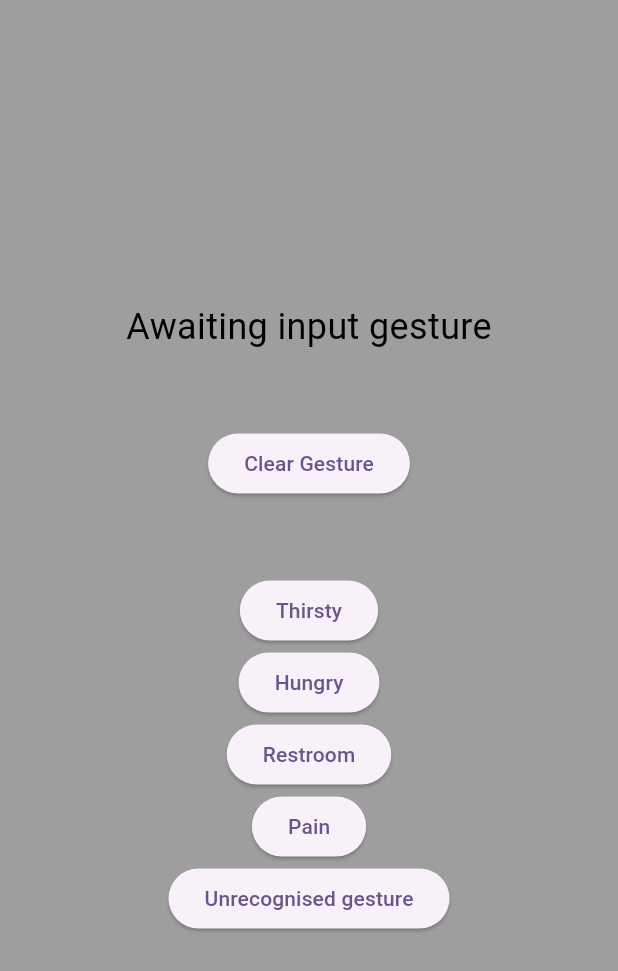
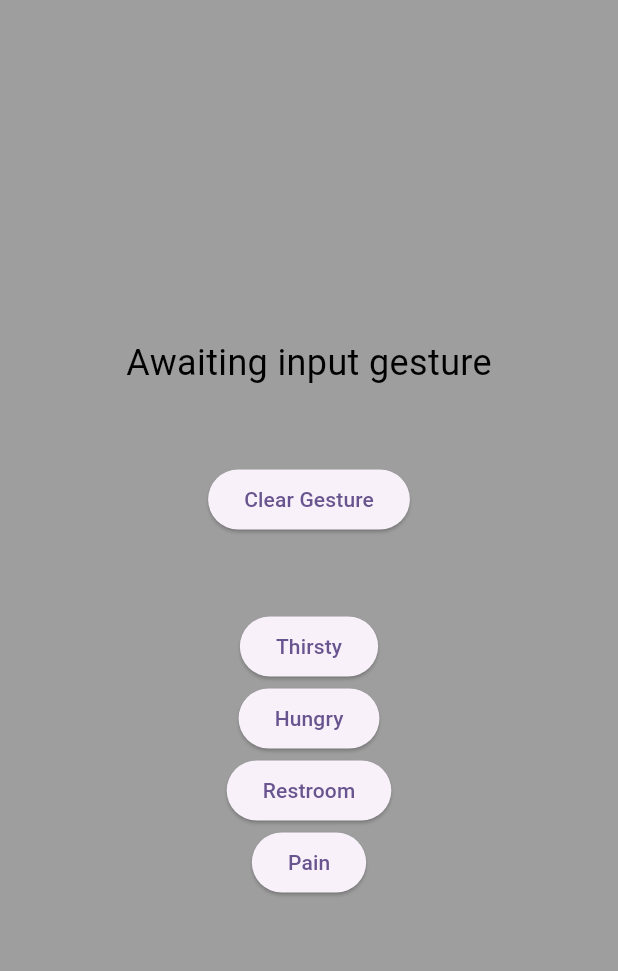
Before and after one commit to alexparker01/Gesture_Recognition_Fork, a Flutter app: the screen it shows after launch, after a tap on "Clear Gesture", on a phone screen of 412 x 824 dp. Shown: the top 971 px of the screen. Run offline on Flutter 3.47's test engine with Material 3 defaults, Android fonts, the phone set to English and light mode, and no system bars; our stand-ins replace audioplayers; missing offline and left inert: flutter_reactive_ble; statements that could not run were skipped.

Commit message:
Changed to accept String data and uses that for the gesture displayed

```diff
--- a/lib/main.dart
+++ b/lib/main.dart
@@ -32,7 +32,7 @@ class GestureControlledOutputApp extends StatefulWidget {
 }
 
 class _GestureControlledOutputAppState extends State<GestureControlledOutputApp> {
-  int _inputValue = 0; //This is the int that will be fed by the Arduino based on gesture
+  var _inputVar = "empty"; //This is the variable that will be fed by the Arduino based on gesture
   final _audioPlayer = AudioPlayer(); //This is the audio player for the alert sounds
   final _ble = FlutterReactiveBle(); //This is the BLE connection to the Arduino
 
@@ -41,7 +41,6 @@ class _GestureControlledOutputAppState extends State<GestureControlledOutputApp>
   StreamSubscription<List<int>>? _notifySub;
 
   var _found = false;
-  var _value = '';
 
   @override
   initState() {
@@ -58,11 +57,12 @@ class _GestureControlledOutputAppState extends State<GestureControlledOutputApp>
   }
 
   void _onScanUpdate(DiscoveredDevice d) {
-    if (d.name == 'BLE-TEMP' && !_found) {  // NEED TO RENAME THIS TO THE NAME OF THE ARDUINO
+    if (d.name == 'Nano33BLE' && !_found) {  // NEED TO RENAME THIS TO THE NAME OF THE ARDUINO
       _found = true;
       _connectSub = _ble.connectToDevice(id: d.id).listen((update) {
         if (update.connectionState == DeviceConnectionState.connected) {
           _onConnected(d.id);
+          print("CONNECTED TO A DEVICE");
         }
       });
     }
@@ -71,26 +71,28 @@ class _GestureControlledOutputAppState extends State<GestureControlledOutputApp>
   void _onConnected(String deviceId) {
     final characteristic = QualifiedCharacteristic(
         deviceId: deviceId,
-        serviceId: Uuid.parse('00000000-5EC4-4083-81CD-A10B8D5CF6EC'),
-        characteristicId: Uuid.parse('00000001-5EC4-4083-81CD-A10B8D5CF6EC'));
+        serviceId: Uuid.parse('19B10000-E8F2-537E-4F6C-D104768A1214'),
+        characteristicId: Uuid.parse('19B10001-E8F2-537E-4F6C-D104768A1214'));
 
     _notifySub = _ble.subscribeToCharacteristic(characteristic).listen((bytes) {
       setState(() {
-        _value = const Utf8Decoder().convert(bytes);
+        String gesture = const Utf8Decoder().convert(bytes).trim();
+        print("Received gesture: $gesture");
+        _readGesture(gesture); // Process the incoming gesture
       });
     });
   }
 
   Color _getBackgroundColor() { //This sets the bg colour based on the input value
-    if (_inputValue == 0) {
+    if (_inputVar == "empty") {
       return Colors.grey;
-    } else if (_inputValue == 1) {
+    } else if (_inputVar == "figure8") {
       return Colors.blue;
-    } else if (_inputValue == 2) {
+    } else if (_inputVar == "vertical") {
       return Colors.green;
-    } else if (_inputValue == 3) {
+    } else if (_inputVar == "clockwise") {
       return Colors.pink.shade200;
-    } else if (_inputValue == 4) {
+    } else if (_inputVar == "horizontal") {
       return Colors.red;
     } else {
       return Colors.yellow.shade200;
@@ -98,41 +100,39 @@ class _GestureControlledOutputAppState extends State<GestureControlledOutputApp>
   }
 
   String _getDisplayText() { //This sets the text based on the input value
-    if (_inputValue == 0) {
+    if (_inputVar == "empty") {
       return "Awaiting input gesture";
-    } else if (_inputValue == 1) {
+    } else if (_inputVar == "figure8") {
       return "Patient is thirsty";
-    } else if (_inputValue == 2) {
+    } else if (_inputVar == "vertical") {
       return "Patient is hungry";
-    } else if (_inputValue == 3) {
+    } else if (_inputVar == "clockwise") {
       return "Patient needs the restroom";
-    } else if (_inputValue == 4) {
+    } else if (_inputVar == "horizontal") {
       return "Patient is in pain";
     } else {
       return "Gesture not recognised";
     }
   }
 
-  Future<void> updateSound(int value) async { //This plays the calmer alert for non-emergencies and the urgent one for emergencies
+  Future<void> updateSound(String gesture) async { //This plays the calmer alert for non-emergencies and the urgent one for emergencies
     await _audioPlayer.stop();
-    if (value == 0) {
+    if (gesture == "empty") {
       // pass (isn't a thing in dart)
-    } else if (value < 4) {
-      await _audioPlayer.setReleaseMode(ReleaseMode.loop);
-      await _audioPlayer.play(AssetSource('sounds/calm.mp3'));
-    } else if (value == 4) {
+    } else if (gesture == "horizontal") {
       await _audioPlayer.setReleaseMode(ReleaseMode.loop);
       await _audioPlayer.play(AssetSource('sounds/urgent.mp3'));
     } else {
-      // pass
+      await _audioPlayer.setReleaseMode(ReleaseMode.loop);
+      await _audioPlayer.play(AssetSource('sounds/calm.mp3'));
     }
   }
 
-  void _readGesture(int value) { //This updates the currently read gesture. Controlled by buttons for now, but will be replaced with the Arduino input
+  void _readGesture(String gesture) { //This updates the currently read gesture. Controlled by buttons for now, but will be replaced with the Arduino input
     setState(() {
-      _inputValue = value;
+      _inputVar = gesture;
     });
-    updateSound(value);
+    updateSound(gesture);
   }
 
   @override
@@ -149,29 +149,25 @@ class _GestureControlledOutputAppState extends State<GestureControlledOutputApp>
             ),
             const SizedBox(height: 50),
             ElevatedButton( //This button is for the carer to clear the alert once they respond to it
-              onPressed: () => _readGesture(0),
+              onPressed: () => _readGesture("empty"),
               child: const Text('Clear Gesture'),
             ),
             const SizedBox(height: 50),
             ElevatedButton( //This button and all the following ones, will be removed when this app is connected to the Arduino input
-              onPressed: () => _readGesture(1),
+              onPressed: () => _readGesture("figure8"),
               child: const Text('Thirsty'),
             ),
             ElevatedButton(
-              onPressed: () => _readGesture(2),
+              onPressed: () => _readGesture("vertical"),
               child: const Text('Hungry'),
             ),
             ElevatedButton(
-              onPressed: () => _readGesture(3),
+              onPressed: () => _readGesture("clockwise"),
               child: const Text('Restroom'),
             ),
             ElevatedButton(
-              onPressed: () => _readGesture(4),
+              onPressed: () => _readGesture("horizontal"),
               child: const Text('Pain'),
-            ),
-            ElevatedButton(
-              onPressed: () => _readGesture(5),
-              child: const Text('Unrecognised gesture'),
             ),
           ],
         ),
```
